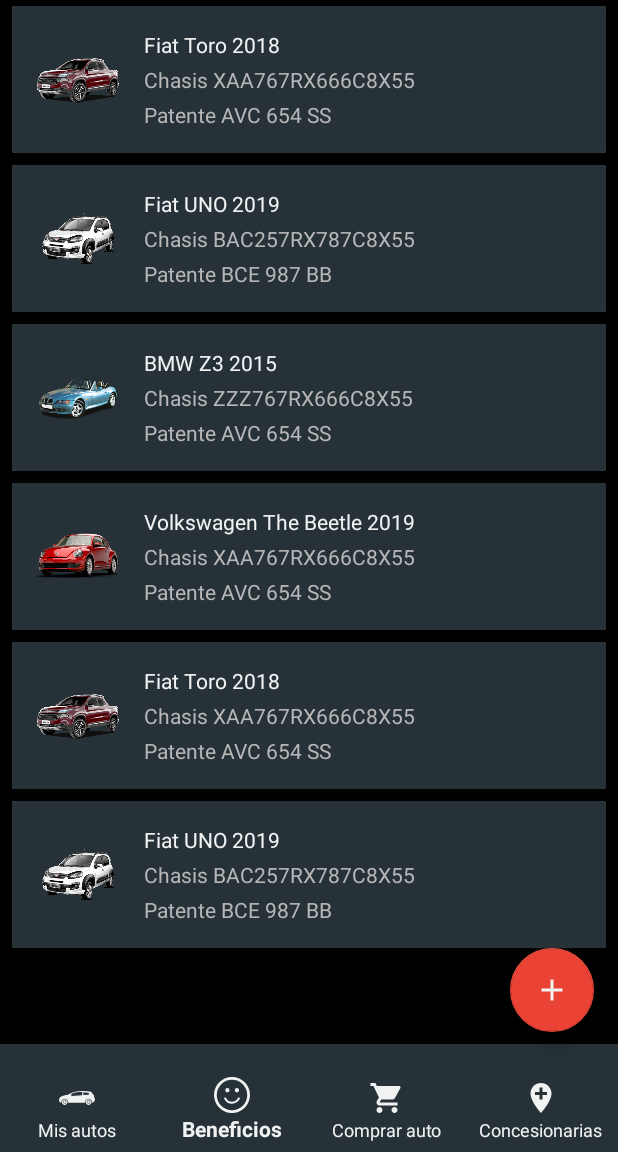
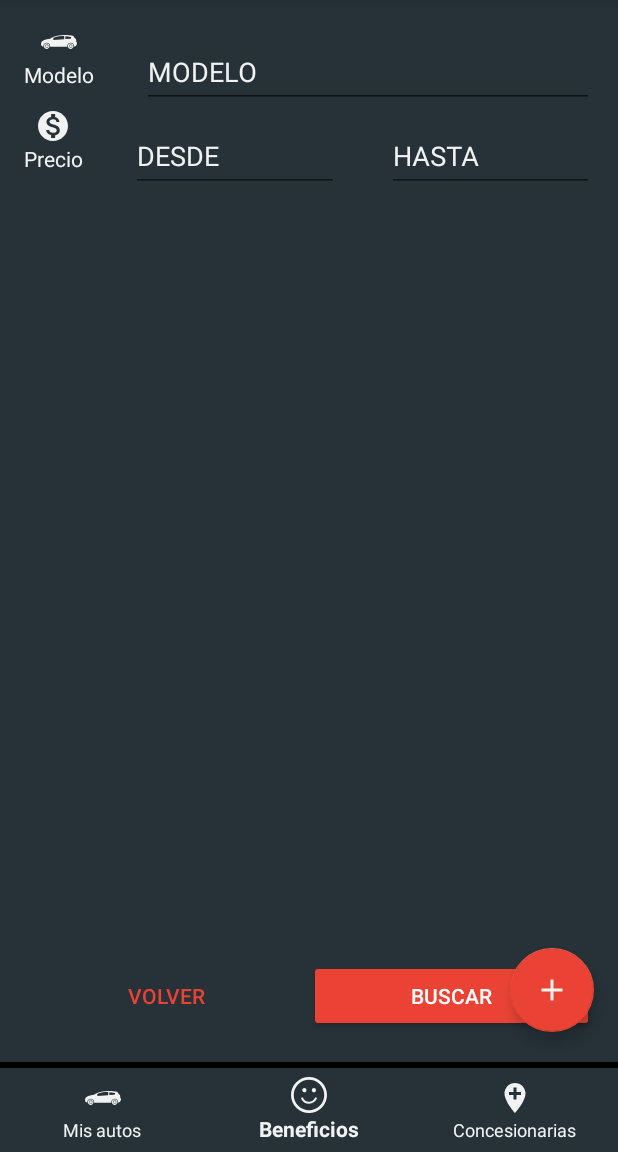
Before and after one commit to dmerniestic1987/cardPublicity, an Android app: the MainActivity screen opened directly, with no data from a screen before it, item 2 of the bottom bar chosen, on a phone screen of 412 x 824 dp, the part 84-1236 px from its top. Run offline under Robolectric (Android 15) with nearby library versions, the phone set to English and light mode, and no system bars.

Commit message:
Se realizan correcciones

```diff
--- a/CardPublicity/app/src/main/java/ar/com/betex/cardpublicity/activities/MainActivity.java
+++ b/CardPublicity/app/src/main/java/ar/com/betex/cardpublicity/activities/MainActivity.java
@@ -19,6 +19,7 @@
 import android.view.View;
 
 import ar.com.betex.cardpublicity.beans.Car;
+import ar.com.betex.cardpublicity.fragments.BuyCarFilter;
 import ar.com.betex.cardpublicity.fragments.CarDealerTabFragment;
 import ar.com.betex.cardpublicity.fragments.MyCarTabFragment;
 import ar.com.betex.cardpublicity.fragments.MyCarsAccesoriesFragment;
@@ -86,10 +87,8 @@
                     fab.hide();
                     return true;
 
-                case R.id.bottom_navigation_comprar:
-                    return true;
-
                 case R.id.bottom_navigation_beneficios:
+                    replaceFragment(BuyCarFilter.newInstance("", ""), BuyCarFilter.TAG);
                     return true;
             }
             return false;
--- /dev/null
+++ b/CardPublicity/app/src/main/java/ar/com/betex/cardpublicity/fragments/BuyCarFilter.java
@@ -0,0 +1,47 @@
+package ar.com.betex.cardpublicity.fragments;
+
+import android.content.Context;
+import android.net.Uri;
+import android.os.Bundle;
+import android.support.v4.app.Fragment;
+import android.view.LayoutInflater;
+import android.view.View;
+import android.view.ViewGroup;
+
+import ar.com.betex.cardpublicity.R;
+
+/**
+ * A simple {@link Fragment} subclass.
+ * Activities that contain this fragment must implement the
+ * {@link BuyCarFilter.OnFragmentInteractionListener} interface
+ * to handle interaction events.
+ * Use the {@link BuyCarFilter#newInstance} factory method to
+ * create an instance of this fragment.
+ */
+public class BuyCarFilter extends Fragment {
+    public static final String TAG = "BuyCarFilter";
+    public BuyCarFilter() {
+        // Required empty public constructor
+    }
+
+    /**
+     * Use this factory method to create a new instance of
+     * this fragment using the provided parameters.
+     *
+     * @param param1 Parameter 1.
+     * @param param2 Parameter 2.
+     * @return A new instance of fragment BuyCarFilter.
+     */
+    // TODO: Rename and change types and number of parameters
+    public static BuyCarFilter newInstance(String param1, String param2) {
+        BuyCarFilter fragment = new BuyCarFilter();
+        return fragment;
+    }
+
+    @Override
+    public View onCreateView(LayoutInflater inflater, ViewGroup container,
+                             Bundle savedInstanceState) {
+        // Inflate the layout for this fragment
+        return inflater.inflate(R.layout.fragment_buy_car_filter, container, false);
+    }
+}
--- a/CardPublicity/app/src/main/java/ar/com/betex/cardpublicity/fragments/BuyCarFragment.java
+++ b/CardPublicity/app/src/main/java/ar/com/betex/cardpublicity/fragments/BuyCarFragment.java
@@ -1,7 +1,5 @@
 package ar.com.betex.cardpublicity.fragments;
 
-import android.content.Context;
-import android.net.Uri;
 import android.os.Bundle;
 import android.support.v4.app.Fragment;
 import android.view.LayoutInflater;
@@ -42,4 +40,6 @@
         // Inflate the layout for this fragment
         return inflater.inflate(R.layout.fragment_buy_car, container, false);
     }
+
+
 }
--- /dev/null
+++ b/CardPublicity/app/src/main/res/drawable/ic_monetization_on_black_24dp.xml
@@ -0,0 +1,9 @@
+<vector xmlns:android="http://schemas.android.com/apk/res/android"
+        android:width="24dp"
+        android:height="24dp"
+        android:viewportWidth="24.0"
+        android:viewportHeight="24.0">
+    <path
+        android:fillColor="#FF000000"
+        android:pathData="M12,2C6.48,2 2,6.48 2,12s4.48,10 10,10 10,-4.48 10,-10S17.52,2 12,2zM13.41,18.09L13.41,20h-2.67v-1.93c-1.71,-0.36 -3.16,-1.46 -3.27,-3.4h1.96c0.1,1.05 0.82,1.87 2.65,1.87 1.96,0 2.4,-0.98 2.4,-1.59 0,-0.83 -0.44,-1.61 -2.67,-2.14 -2.48,-0.6 -4.18,-1.62 -4.18,-3.67 0,-1.72 1.39,-2.84 3.11,-3.21L10.74,4h2.67v1.95c1.86,0.45 2.79,1.86 2.85,3.39L14.3,9.34c-0.05,-1.11 -0.64,-1.87 -2.22,-1.87 -1.5,0 -2.4,0.68 -2.4,1.64 0,0.84 0.65,1.39 2.67,1.91s4.18,1.39 4.18,3.91c-0.01,1.83 -1.38,2.83 -3.12,3.16z"/>
+</vector>
--- /dev/null
+++ b/CardPublicity/app/src/main/res/drawable/ic_schedule_black_24dp.xml
@@ -0,0 +1,9 @@
+<vector xmlns:android="http://schemas.android.com/apk/res/android"
+        android:width="24dp"
+        android:height="24dp"
+        android:viewportWidth="24.0"
+        android:viewportHeight="24.0">
+    <path
+        android:fillColor="#FF000000"
+        android:pathData="M11.99,2C6.47,2 2,6.48 2,12s4.47,10 9.99,10C17.52,22 22,17.52 22,12S17.52,2 11.99,2zM12,20c-4.42,0 -8,-3.58 -8,-8s3.58,-8 8,-8 8,3.58 8,8 -3.58,8 -8,8zM12.5,7L11,7v6l5.25,3.15 0.75,-1.23 -4.5,-2.67z"/>
+</vector>
--- /dev/null
+++ b/CardPublicity/app/src/main/res/layout/fragment_buy_car_filter.xml
@@ -0,0 +1,153 @@
+<?xml version="1.0" encoding="utf-8"?>
+<RelativeLayout xmlns:android="http://schemas.android.com/apk/res/android"
+    xmlns:app="http://schemas.android.com/apk/res-auto"
+    xmlns:tools="http://schemas.android.com/tools"
+    android:layout_width="match_parent"
+    android:layout_height="match_parent"
+    android:paddingBottom="@dimen/activity_vertical_margin"
+    android:paddingLeft="@dimen/activity_horizontal_margin"
+    android:paddingRight="@dimen/activity_horizontal_margin"
+    android:paddingTop="@dimen/activity_vertical_margin"
+    app:layout_behavior="@string/appbar_scrolling_view_behavior"
+    android:background="@color/colorPrimary">
+
+    <LinearLayout
+        android:id="@+id/area_nombre"
+        android:layout_width="match_parent"
+        android:layout_height="wrap_content"
+        android:layout_alignParentTop="true"
+        android:orientation="horizontal">
+
+        <LinearLayout
+            android:layout_width="wrap_content"
+            android:layout_height="wrap_content"
+            android:gravity="center"
+            android:orientation="vertical">
+            <ImageView
+                android:id="@+id/img_cliente"
+                android:layout_width="wrap_content"
+                android:layout_height="wrap_content"
+                android:layout_gravity="center"
+                android:src="@drawable/ic_car_of_hatchback_model"
+                android:tint="@color/white"/>
+
+            <TextView
+                android:layout_width="wrap_content"
+                android:layout_height="wrap_content"
+                android:layout_gravity="center"
+                android:text="Modelo"
+                android:textColor="@color/white"/>
+        </LinearLayout>
+
+        <android.support.design.widget.TextInputLayout
+            android:id="@+id/til_nombre"
+            android:layout_width="match_parent"
+            android:layout_height="wrap_content"
+            android:layout_marginLeft="32dp"
+            android:textColorHint="@color/white">
+
+            <EditText
+                android:id="@+id/campo_nombre"
+                android:layout_width="match_parent"
+                android:layout_height="wrap_content"
+                android:ems="10"
+                android:hint="MODELO"
+                android:inputType="text"
+                android:singleLine="true"
+                android:textColorHint="@color/white"
+                android:textColor="@color/white"/>
+        </android.support.design.widget.TextInputLayout>
+    </LinearLayout>
+
+    <LinearLayout
+        android:id="@+id/area_telefono"
+        android:layout_width="match_parent"
+        android:layout_height="wrap_content"
+        android:layout_below="@+id/area_nombre"
+        android:orientation="horizontal">
+
+    <LinearLayout
+        android:layout_width="wrap_content"
+        android:layout_height="wrap_content"
+        android:gravity="center"
+        android:orientation="vertical">
+            <ImageView
+                android:id="@+id/img_correo"
+                android:layout_width="wrap_content"
+                android:layout_height="wrap_content"
+                android:layout_gravity="center"
+                android:src="@drawable/ic_monetization_on_black_24dp"
+                android:tint="@color/white"/>
+
+            <TextView
+                android:layout_width="wrap_content"
+                android:layout_height="wrap_content"
+                android:layout_gravity="center"
+                android:text="Precio"
+                android:textColor="@color/white"/>
+    </LinearLayout>
+
+        <android.support.design.widget.TextInputLayout
+            android:id="@+id/tilDesde"
+            android:layout_width="wrap_content"
+            android:layout_height="wrap_content"
+            android:layout_marginLeft="32dp"
+            android:layout_weight="1"
+            android:textColorHint="@color/white">
+
+            <EditText
+                android:layout_width="wrap_content"
+                android:layout_height="wrap_content"
+                android:ems="10"
+                android:hint="DESDE"
+                android:inputType="text"
+                android:singleLine="true" />
+        </android.support.design.widget.TextInputLayout>
+
+        <android.support.design.widget.TextInputLayout
+            android:id="@+id/tilDesde2"
+            android:layout_width="wrap_content"
+            android:layout_height="wrap_content"
+            android:layout_marginLeft="32dp"
+            android:layout_weight="1"
+            android:textColorHint="@color/white">
+
+            <EditText
+                android:layout_width="wrap_content"
+                android:layout_height="wrap_content"
+                android:ems="10"
+                android:hint="HASTA"
+                android:inputType="text"
+                android:singleLine="true" />
+        </android.support.design.widget.TextInputLayout>
+
+    </LinearLayout>
+
+    <LinearLayout
+        android:id="@+id/bottom_bar"
+        android:layout_width="match_parent"
+        android:layout_height="?attr/actionBarSize"
+        android:layout_alignParentBottom="true"
+        android:gravity="center_vertical"
+        android:orientation="horizontal">
+
+        <Button
+            android:id="@+id/boton_cancelar"
+            style="@style/Widget.AppCompat.Button.Borderless.Colored"
+            android:layout_width="0dp"
+            android:layout_height="wrap_content"
+            android:layout_weight="1"
+            android:text="VOLVER" />
+
+        <Button
+            android:id="@+id/boton_aceptar"
+            android:layout_width="0dp"
+            android:layout_height="wrap_content"
+            android:layout_weight="1"
+            android:backgroundTint="@color/colorAccent"
+            android:text="BUSCAR"
+            android:textColor="@android:color/white" />
+    </LinearLayout>
+
+
+</RelativeLayout>
--- a/CardPublicity/app/src/main/res/layout/fragment_my_car_info.xml
+++ b/CardPublicity/app/src/main/res/layout/fragment_my_car_info.xml
@@ -69,6 +69,32 @@
                         android:textColor="@color/itemTextColor"
                         android:textSize="@dimen/material_text_subhead"
                         android:text="Año: 2019" />
+
+                    <LinearLayout
+                        android:layout_width="match_parent"
+                        android:layout_height="wrap_content"
+                        android:orientation="horizontal"
+                        android:gravity="center"
+                        android:layout_marginBottom="8dp">
+                        <android.support.design.button.MaterialButton
+                            android:id="@+id/officialPageButton"
+                            android:layout_width="@dimen/my_car_manual_buttons"
+                            android:layout_height="wrap_content"
+                            android:clickable="true"
+                            android:gravity="center_vertical"
+                            android:paddingStart="16dp"
+                            android:paddingTop="8dp"
+                            android:paddingEnd="8dp"
+                            android:paddingBottom="8dp"
+                            android:text="Turno service"
+                            android:textAppearance="?android:attr/textAppearanceButton"
+                            android:textColor="@color/white"
+                            app:icon="@drawable/ic_schedule_black_24dp"
+                            app:rippleColor="@color/colorPrimaryLight"
+                            android:layout_gravity="center"/>
+                    </LinearLayout>
+
+
 
                     <View
                         android:layout_marginTop="4dp"
--- a/CardPublicity/app/src/main/res/menu/navigation.xml
+++ b/CardPublicity/app/src/main/res/menu/navigation.xml
@@ -11,11 +11,6 @@
         android:title="Beneficios" />
 
     <item
-        android:id="@+id/bottom_navigation_comprar"
-        android:icon="@drawable/ic_shopping_cart_black_24dp"
-        android:title="Comprar auto" />
-
-    <item
         android:id="@+id/bottom_navigation_concesionarias"
         android:icon="@drawable/ic_add_location_black_24dp"
         android:title="Concesionarias" />
```
Also changed, not shown: CardPublicity/app/src/main/res/drawable/carroceria.png (added).
